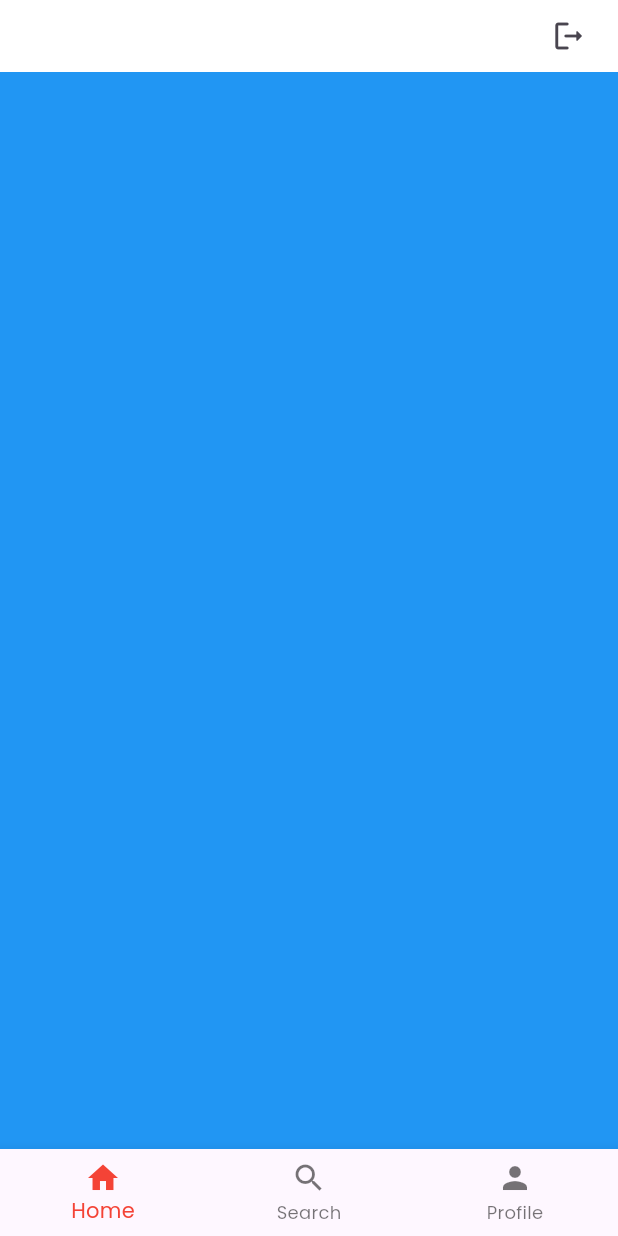
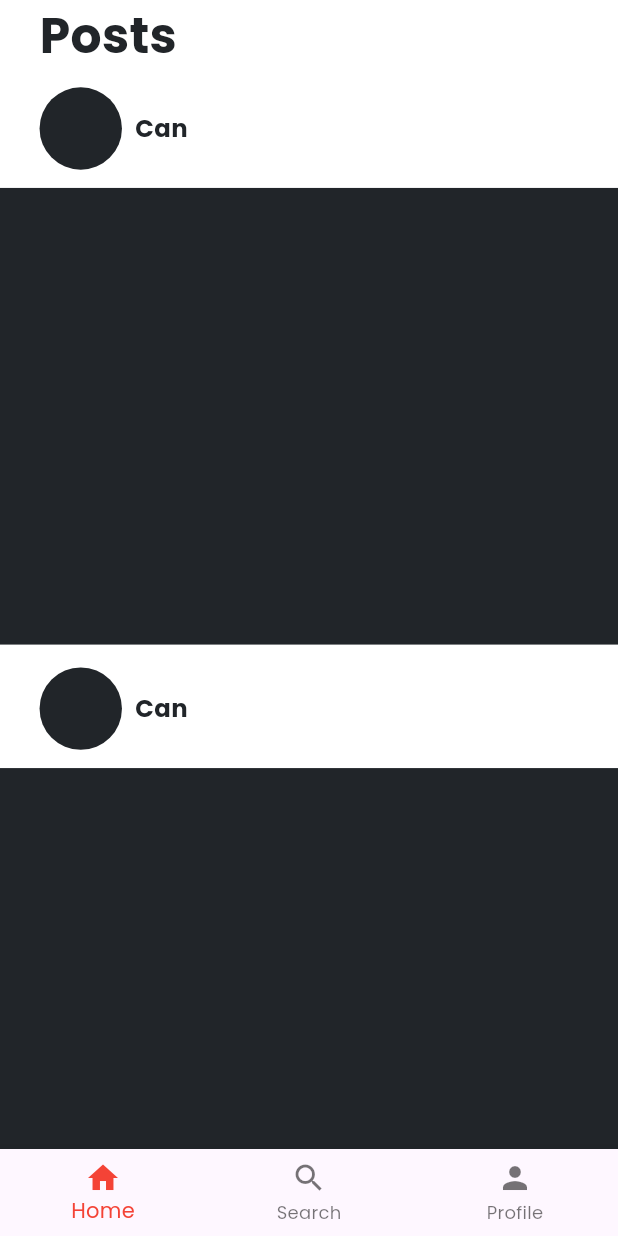
Before and after one commit to canvosk/basic-social-media-app, a Flutter app: the ManagementPage screen opened by its route, on a phone screen of 412 x 824 dp. Run offline on Flutter 3.47's test engine with Material 3 defaults, Android fonts, the phone set to English and light mode, and no system bars; our stand-ins replace bloc, cached_network_image, cloud_firestore, email_validator, equatable, firebase_auth and 9 more; accounts and stored records are empty; generated files the repository leaves out were written again.

Commit message:
Home page designed

```diff
--- a/lib/config/routes/routes.dart
+++ b/lib/config/routes/routes.dart
@@ -20,7 +20,7 @@ final GoRouter routes = GoRouter(
       builder: (context, state) => const BasePage(pageContent: RegisterPage()),
     ),
     GoRoute(
-      path: '/home-page',
+      path: '/management-page',
       builder: (context, state) => const ManagementPage(),
     ),
   ],
--- a/lib/config/theme/text_styles.dart
+++ b/lib/config/theme/text_styles.dart
@@ -1,4 +1,3 @@
-
 import 'package:flutter/material.dart';
 import 'package:flutter_screenutil/flutter_screenutil.dart';
 
@@ -10,6 +9,12 @@ TextStyle headingText(Color color) => TextStyle(
 
 TextStyle nameText(Color color) => TextStyle(
       fontSize: 22.sp,
+      color: color,
+      fontWeight: FontWeight.bold,
+    );
+
+TextStyle nameTextWithSize(Color color, double size) => TextStyle(
+      fontSize: size.sp,
       color: color,
       fontWeight: FontWeight.bold,
     );
@@ -32,7 +37,6 @@ TextStyle bodyMediumText(Color color) => TextStyle(
       fontWeight: FontWeight.normal,
     );
 
-
 TextStyle bodySmallText(Color color) => TextStyle(
       fontSize: 10.sp,
       color: color,
--- a/lib/features/basic_social_media_bloc/presentation/pages/auth_pages/login_page/login_page.dart
+++ b/lib/features/basic_social_media_bloc/presentation/pages/auth_pages/login_page/login_page.dart
@@ -49,7 +49,7 @@ class _LoginPageState extends State<LoginPage> {
               BlocProvider.of<LocalStorageBloc>(context).add(SetString('userId', state.user.userId));
 
               Future.delayed(const Duration(seconds: 1), () {
-                return context.go("/home-page");
+                return context.go("/management-page");
               });
             } else if (state is LoginLoading) {
               buttonChild = const Center(
--- a/lib/features/basic_social_media_bloc/presentation/pages/auth_pages/register_page/register_page.dart
+++ b/lib/features/basic_social_media_bloc/presentation/pages/auth_pages/register_page/register_page.dart
@@ -40,12 +40,11 @@ class RegisterPage extends StatelessWidget {
                 const SnackBar(content: Text('Kayıt Olundu!')),
               );
 
-
-
-              BlocProvider.of<LocalStorageBloc>(context).add(SetString('userId', state.user.userId));
+              BlocProvider.of<LocalStorageBloc>(context)
+                  .add(SetString('userId', state.user.userId));
 
               Future.delayed(const Duration(seconds: 1), () {
-                return context.go("/home-page");
+                return context.go("/management-page");
               });
             } else if (state is Registering) {
               buttonChild = const Center(
--- /dev/null
+++ b/lib/features/basic_social_media_bloc/presentation/pages/home_page/home_page.dart
@@ -0,0 +1,39 @@
+import 'package:basic_social_media_app/config/theme/colors.dart';
+import 'package:basic_social_media_app/config/theme/text_styles.dart';
+import 'package:basic_social_media_app/features/basic_social_media_bloc/presentation/pages/home_page/widgets/post_widget.dart';
+import 'package:flutter/material.dart';
+import 'package:flutter_screenutil/flutter_screenutil.dart';
+
+class HomePage extends StatelessWidget {
+  const HomePage({super.key});
+
+  @override
+  Widget build(BuildContext context) {
+    return Column(
+      crossAxisAlignment: CrossAxisAlignment.start,
+      children: [
+        Padding(
+          padding: EdgeInsets.only(left: 24.w, bottom: 12.h),
+          child: Text(
+            "Posts",
+            style: headingText(golbat140),
+          ),
+        ),
+        Expanded(
+          child: ListView.separated(
+            shrinkWrap: true,
+            itemCount: 5,
+            separatorBuilder: (context, index) {
+              return SizedBox(
+                height: 15.h,
+              );
+            },
+            itemBuilder: (context, index) {
+              return const PostWidget();
+            },
+          ),
+        ),
+      ],
+    );
+  }
+}
--- /dev/null
+++ b/lib/features/basic_social_media_bloc/presentation/pages/home_page/widgets/post_widget.dart
@@ -0,0 +1,45 @@
+import 'package:basic_social_media_app/config/theme/colors.dart';
+import 'package:basic_social_media_app/config/theme/text_styles.dart';
+import 'package:flutter/material.dart';
+import 'package:flutter_screenutil/flutter_screenutil.dart';
+
+class PostWidget extends StatelessWidget {
+  const PostWidget({
+    super.key,
+  });
+
+  @override
+  Widget build(BuildContext context) {
+    return Column(
+      children: [
+        Padding(
+          padding: EdgeInsets.only(left: 24.w, bottom: 12.h),
+          child: Row(
+            children: [
+              Container(
+                width: 50.w,
+                height: 50.w,
+                decoration: const BoxDecoration(
+                  shape: BoxShape.circle,
+                  color: golbat140,
+                ),
+              ),
+              SizedBox(
+                width: 8.w,
+              ),
+              Text(
+                "Can",
+                style: nameTextWithSize(golbat140, 16),
+              ),
+            ],
+          ),
+        ),
+        Container(
+          width: MediaQuery.of(context).size.width,
+          height: 300.h,
+          color: golbat140,
+        ),
+      ],
+    );
+  }
+}
--- a/lib/features/basic_social_media_bloc/presentation/pages/management_page/management_page.dart
+++ b/lib/features/basic_social_media_bloc/presentation/pages/management_page/management_page.dart
@@ -1,5 +1,6 @@
 import 'package:basic_social_media_app/features/basic_social_media_bloc/presentation/bloc/local_storage_bloc/local_storage_bloc.dart';
 import 'package:basic_social_media_app/features/basic_social_media_bloc/presentation/bloc/management_bloc/management_page_bloc.dart';
+import 'package:basic_social_media_app/features/basic_social_media_bloc/presentation/pages/home_page/home_page.dart';
 import 'package:basic_social_media_app/features/basic_social_media_bloc/presentation/widgets/my_navigation_bar.dart';
 import 'package:flutter/material.dart';
 import 'package:flutter_bloc/flutter_bloc.dart';
@@ -13,11 +14,12 @@ class ManagementPage extends StatelessWidget {
   Widget build(BuildContext context) {
     return BlocProvider(
       create: (context) => ManagementPageBloc()
-        ..add(ChangeSelectedPage(
+        ..add(
+          const ChangeSelectedPage(
             0,
-            Container(
-              color: Colors.blue,
-            ))),
+            HomePage(),
+          ),
+        ),
       child: Scaffold(
         body: SafeArea(
           child: BlocBuilder<ManagementPageBloc, ManagementPageState>(
@@ -27,12 +29,13 @@ class ManagementPage extends StatelessWidget {
                 return Column(
                   crossAxisAlignment: CrossAxisAlignment.start,
                   children: [
-                    Align(
+                    state.index == 2
+                        ? Align(
                             alignment: Alignment.centerRight,
                             child: Padding(
                               padding: EdgeInsets.only(right: 8.w),
-                        child:
-                            BlocListener<LocalStorageBloc, LocalStorageState>(
+                              child: BlocListener<LocalStorageBloc,
+                                  LocalStorageState>(
                                 listener: (context, state) {
                                   if (state is NoUser) {
                                     context.go('/login-page');
@@ -50,7 +53,8 @@ class ManagementPage extends StatelessWidget {
                                 ),
                               ),
                             ),
-                    ),
+                          )
+                        : Container(),
                     Expanded(child: state.content),
                   ],
                 );
--- a/lib/features/basic_social_media_bloc/presentation/pages/splash_screen.dart
+++ b/lib/features/basic_social_media_bloc/presentation/pages/splash_screen.dart
@@ -14,7 +14,7 @@ class SplashScreen extends StatelessWidget {
     return BlocListener<LocalStorageBloc, LocalStorageState>(
       listener: (context, state) {
         if (state is UserExist) {
-          context.go('/home-page');
+          context.go('/management-page');
         } else if (state is NoUser) {
           context.go('/login-page');
         }
--- a/lib/features/basic_social_media_bloc/presentation/widgets/my_navigation_bar.dart
+++ b/lib/features/basic_social_media_bloc/presentation/widgets/my_navigation_bar.dart
@@ -1,6 +1,7 @@
 import 'package:basic_social_media_app/features/basic_social_media_bloc/presentation/bloc/local_storage_bloc/local_storage_bloc.dart';
 import 'package:basic_social_media_app/features/basic_social_media_bloc/presentation/bloc/management_bloc/management_page_bloc.dart';
 import 'package:basic_social_media_app/features/basic_social_media_bloc/presentation/bloc/profile_page_bloc/profile_page_bloc.dart';
+import 'package:basic_social_media_app/features/basic_social_media_bloc/presentation/pages/home_page/home_page.dart';
 import 'package:basic_social_media_app/features/basic_social_media_bloc/presentation/pages/profile_page/profile_page.dart';
 import 'package:flutter/material.dart';
 import 'package:flutter_bloc/flutter_bloc.dart';
@@ -19,9 +20,7 @@ class MyBottomNavigationBar extends StatelessWidget {
             currentIndex: state.index,
             onTap: (i) {
               Widget content = i == 0
-                  ? Container(
-                      color: Colors.blue,
-                    )
+                  ? const HomePage()
                   : i == 1
                       ? Container(
                           color: Colors.red,
@@ -34,7 +33,6 @@ class MyBottomNavigationBar extends StatelessWidget {
                       content,
                     ),
                   );
-
 
               final localStorageState = context.read<LocalStorageBloc>().state;
 
```
Lines whose indentation alone changed are shown as unchanged.
